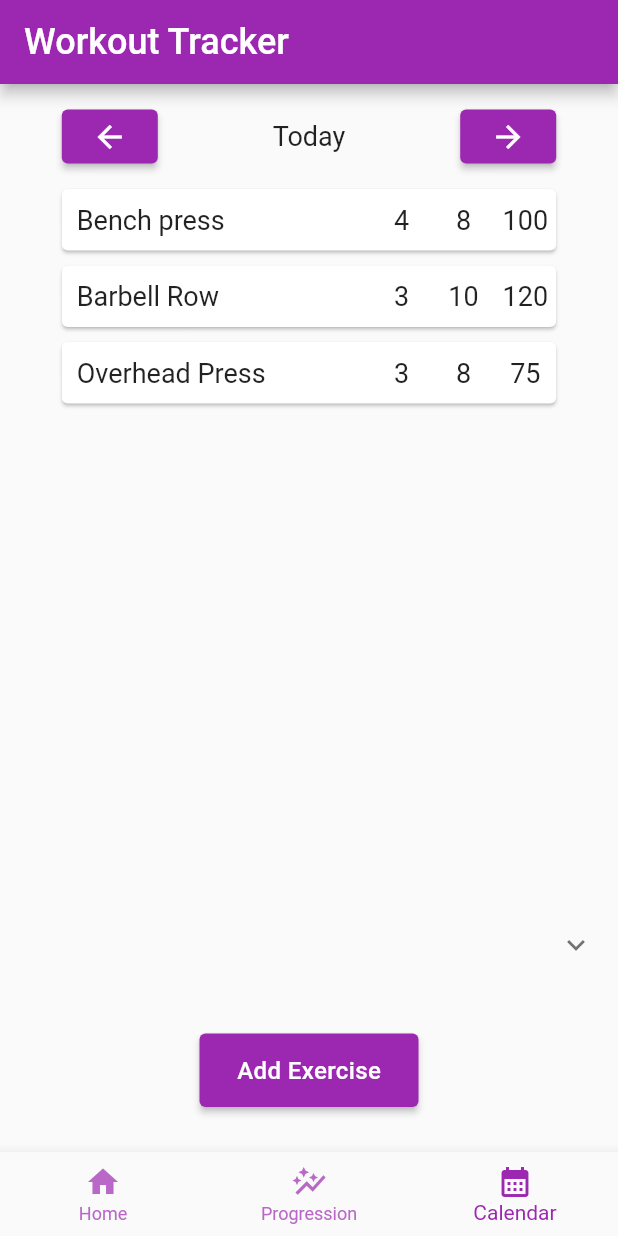
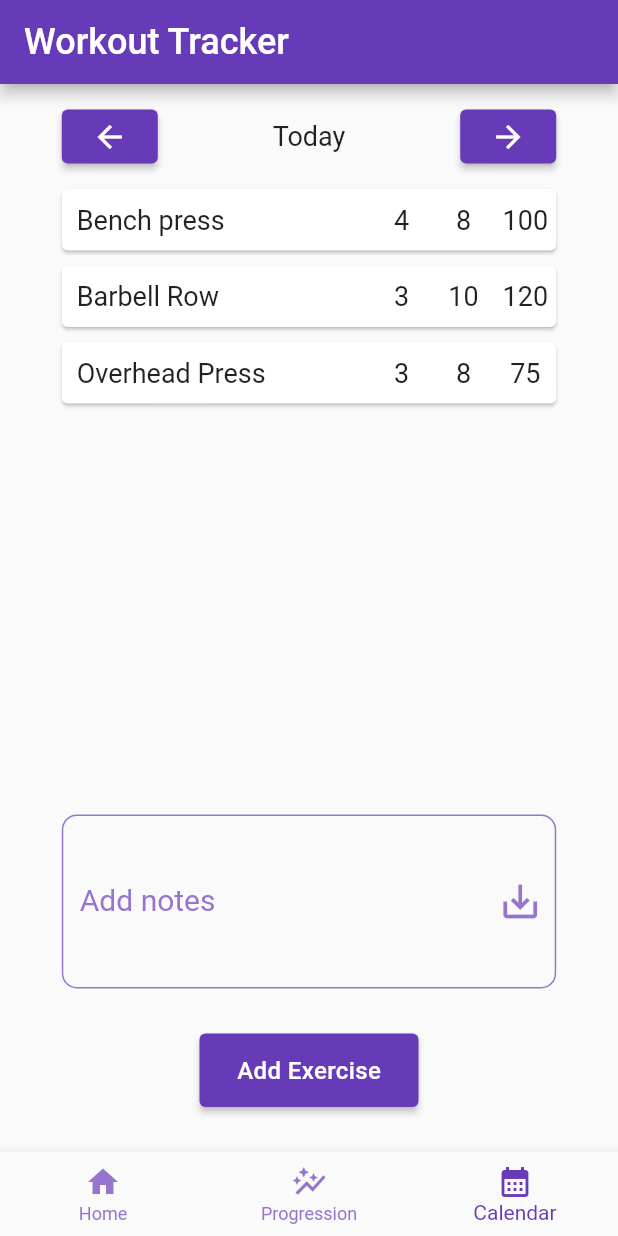
Before and after one commit to rpjuja/workout-logger-flutter, a Flutter app: the screen it shows after launch, item 3 of the bottom bar chosen, after a tap on "Add Exercise", on a phone screen of 412 x 824 dp. Run offline on Flutter 3.47's test engine with Material 2 defaults, Android fonts, the phone set to English and light mode, and no system bars; our stand-ins replace firebase_core, firebase_database; accounts and stored records are empty; generated files the repository leaves out were written again.

Commit message:
Remodel workout_notes widget. Change color scheme to deep purple.

```diff
--- a/lib/home_page.dart
+++ b/lib/home_page.dart
@@ -25,7 +25,7 @@ class _HomePageState extends State<HomePage> with RestorationMixin {
 
   final RestorableDateTime _selectedDate = RestorableDateTime(DateTime.now());
 
-  bool initialized = false;
+  bool _initialized = false;
 
   @override
   void initState() {
@@ -46,7 +46,7 @@ class _HomePageState extends State<HomePage> with RestorationMixin {
     _getUserData();
 
     setState(() {
-      initialized = true;
+      _initialized = true;
     });
   }
 
@@ -94,7 +94,7 @@ class _HomePageState extends State<HomePage> with RestorationMixin {
         appBar: AppBar(
           title: const Text("Workout Tracker"),
         ),
-        body: !initialized
+        body: !_initialized
             ? const Center(child: CircularProgressIndicator())
             : Column(children: [
                 DateScroll(
--- a/lib/main.dart
+++ b/lib/main.dart
@@ -24,14 +24,16 @@ class MyApp extends StatelessWidget {
     return MaterialApp(
       title: 'Workout logger',
       theme: ThemeData(
-          colorScheme: ColorScheme.fromSwatch(primarySwatch: Colors.purple)
-              .copyWith(secondary: Colors.purple[300]),
+          colorScheme: ColorScheme.fromSwatch(primarySwatch: Colors.deepPurple)
+              .copyWith(secondary: Colors.deepPurple[300]),
           textTheme: const TextTheme(
             headline6: TextStyle(fontSize: 24.0),
-            bodyText1: TextStyle(fontSize: 18.0),
+            bodyText1: TextStyle(fontSize: 20.0),
             bodyText2: TextStyle(fontSize: 18.0),
             button: TextStyle(fontSize: 16.0, letterSpacing: 0.25),
-          )),
+          )).copyWith(
+        dividerColor: Colors.deepPurple[200],
+      ),
       // Show the app once firebase has finished initializing
       home: FutureBuilder(
           future: _fbApp,
--- a/lib/nav_bar.dart
+++ b/lib/nav_bar.dart
@@ -77,8 +77,8 @@ class _NavBarState extends State<NavBar> with RestorationMixin {
         ),
       ],
       currentIndex: _navBarIndex,
-      selectedItemColor: Colors.purple[500],
-      unselectedItemColor: Colors.purple[300],
+      selectedItemColor: Colors.deepPurple,
+      unselectedItemColor: Colors.deepPurple[300],
       onTap: (int index) {
         setState(() {
           _navBarIndex = index;
--- a/lib/workout_widgets/exercise_list.dart
+++ b/lib/workout_widgets/exercise_list.dart
@@ -65,7 +65,7 @@ class _ExerciseListState extends State<ExerciseList> {
                         actions: <Widget>[
                           ElevatedButton(
                               style: ElevatedButton.styleFrom(
-                                  backgroundColor: Colors.purple),
+                                  backgroundColor: Colors.deepPurple),
                               onPressed: () => {
                                     Navigator.of(context).pop(true),
                                     ScaffoldMessenger.of(context).showSnackBar(
@@ -86,7 +86,7 @@ class _ExerciseListState extends State<ExerciseList> {
                 background: Container(
                   child: const Icon(Icons.delete),
                   decoration: const BoxDecoration(
-                      color: Colors.purple,
+                      color: Colors.deepPurple,
                       borderRadius: BorderRadius.all(Radius.circular(5))),
                   alignment: Alignment.centerRight,
                   padding: const EdgeInsets.only(right: 10.0),
--- a/lib/workout_widgets/workout_notes.dart
+++ b/lib/workout_widgets/workout_notes.dart
@@ -19,6 +19,7 @@ class WorkoutNotes extends StatefulWidget {
 
 class _WorkoutNotesState extends State<WorkoutNotes> {
   final TextEditingController _notesController = TextEditingController();
+  late FocusNode _notesFocusNode;
 
   final DatabaseReference _workoutRef =
       FirebaseDatabase.instance.ref("/workouts/");
@@ -29,9 +30,10 @@ class _WorkoutNotesState extends State<WorkoutNotes> {
   @override
   void initState() {
     super.initState();
+    _notesFocusNode = FocusNode();
 
-    getWorkoutData();
-    listenForChanges();
+    _getWorkoutData();
+    _listenForChanges();
   }
 
   // Fetch the notes again if user changes the date
@@ -40,30 +42,38 @@ class _WorkoutNotesState extends State<WorkoutNotes> {
   void didUpdateWidget(covariant oldWidget) {
     super.didUpdateWidget(oldWidget);
     if (widget.selectedDate != oldWidget.selectedDate) {
-      getWorkoutData();
+      _getWorkoutData();
       _workoutSubscription.cancel();
-      listenForChanges();
+      _listenForChanges();
     }
   }
 
   @override
   void dispose() {
     super.dispose();
+    _notesFocusNode.dispose();
+
     _workoutSubscription.cancel();
   }
 
-  void listenForChanges() async {
+  void _listenForChanges() async {
     final queryDate = DateFormat("dd,MM,yyyy").format(widget.selectedDate);
 
     _workoutSubscription =
         _workoutRef.child("${widget.userId}/$queryDate").onValue.listen(
       (event) {
+        if (event.snapshot.exists) {
           Map<String, dynamic> notes =
               Map<String, dynamic>.from(event.snapshot.value as Map);
           setState(() {
             _notesController.text = notes['notes'];
             _error = null;
           });
+        } else {
+          setState(() {
+            _notesController.text = '';
+          });
+        }
       },
       onError: (Object o) {
         final error = o as FirebaseException;
@@ -74,7 +84,7 @@ class _WorkoutNotesState extends State<WorkoutNotes> {
     );
   }
 
-  void getWorkoutData() async {
+  void _getWorkoutData() async {
     final queryDate = DateFormat("dd,MM,yyyy").format(widget.selectedDate);
     // Read data from database
     try {
@@ -94,50 +104,73 @@ class _WorkoutNotesState extends State<WorkoutNotes> {
           _notesController.text = '';
         });
       }
-    } catch (err) {
-      print(err);
+    } on FirebaseException catch (err) {
+      setState(() {
+        _error = err;
+      });
     }
   }
 
-  void setWorkoutData() async {
+  void _setWorkoutData() async {
     final queryDate = DateFormat("dd,MM,yyyy").format(widget.selectedDate);
     try {
       await _workoutRef
           .child("${widget.userId}/$queryDate")
           .update({'notes': _notesController.text});
       print('Connected to the database and wrote data');
-    } catch (err) {
-      print(err);
+    } on FirebaseException catch (err) {
+      setState(() {
+        _error = err;
+      });
     }
+  }
+
+  void _requestFocus() {
+    setState(() {
+      FocusScope.of(context).requestFocus(_notesFocusNode);
+    });
   }
 
   @override
   Widget build(BuildContext context) {
-    return ExpansionTile(
-        title: Center(
-          child: _error == null
-              ? Text(_notesController.text)
-              : Text(
-                  'Error retrieving notes:\n${_error!.message}',
+    return Container(
+      width: MediaQuery.of(context).size.width,
+      padding: EdgeInsets.symmetric(
+          horizontal: MediaQuery.of(context).size.width * 0.1),
+      child: TextFormField(
+        controller: _error == null
+            ? _notesController
+            : TextEditingController(
+                text: 'Error retrieving notes:\n${_error!.message}'),
+        focusNode: _notesFocusNode,
+        onTap: _requestFocus,
+        maxLines: 4,
+        decoration: InputDecoration(
+          labelText: _notesController.text.isEmpty ? 'Add notes' : 'Notes',
+          labelStyle: TextStyle(
+              fontSize: 20,
+              color: _notesFocusNode.hasFocus
+                  ? Colors.deepPurple
+                  : Colors.deepPurple[300]),
+          enabledBorder: OutlineInputBorder(
+            borderSide: BorderSide(color: Colors.deepPurple[300]!),
+            borderRadius: const BorderRadius.all(Radius.circular(10)),
+          ),
+          focusedBorder: const OutlineInputBorder(
+              borderSide: BorderSide(color: Colors.deepPurple, width: 2),
+              borderRadius: BorderRadius.all(Radius.circular(10))),
+          suffixIcon: IconButton(
+            onPressed: () => _setWorkoutData(),
+            icon: const Icon(Icons.save_alt),
+            iconSize: 30,
+            splashRadius: 20,
+            splashColor: Colors.deepPurple,
+            color: _notesFocusNode.hasFocus
+                ? Colors.deepPurple
+                : Colors.deepPurple[300],
           ),
         ),
-        children: [
-          Container(
-            padding: const EdgeInsets.all(10),
-            child: TextFormField(
-              controller: _notesController,
-              decoration: const InputDecoration(
-                border: OutlineInputBorder(),
-                labelText: 'Edit notes',
       ),
-              maxLines: 4,
-            ),
-          ),
-          ElevatedButton(
-              onPressed: () => setWorkoutData(), child: const Text("Save")),
-          const SizedBox(
-            height: 10.0,
-          )
-        ]);
+    );
   }
 }
```
Lines whose indentation alone changed are shown as unchanged.
